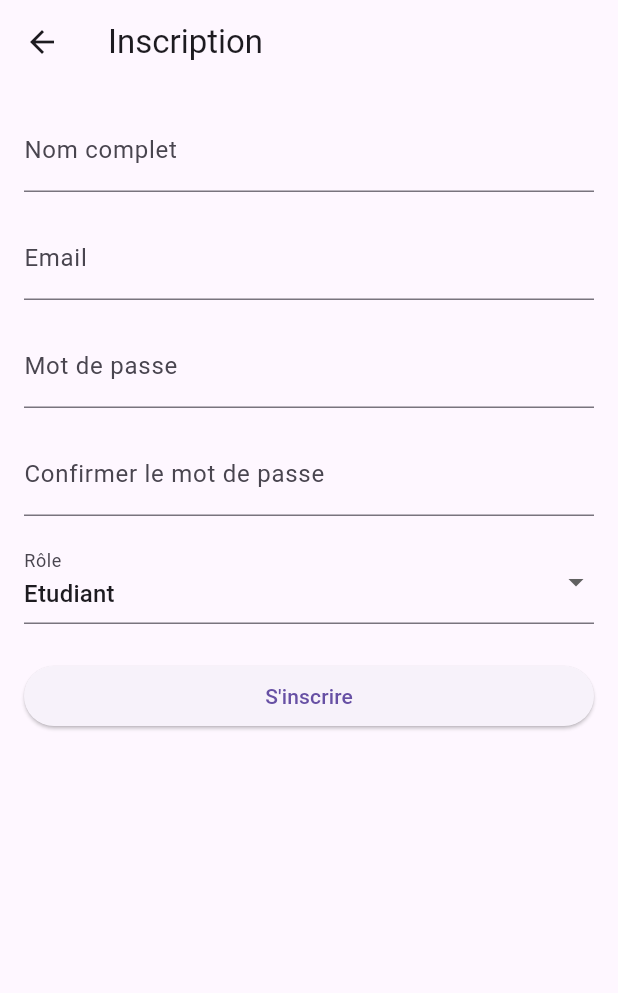
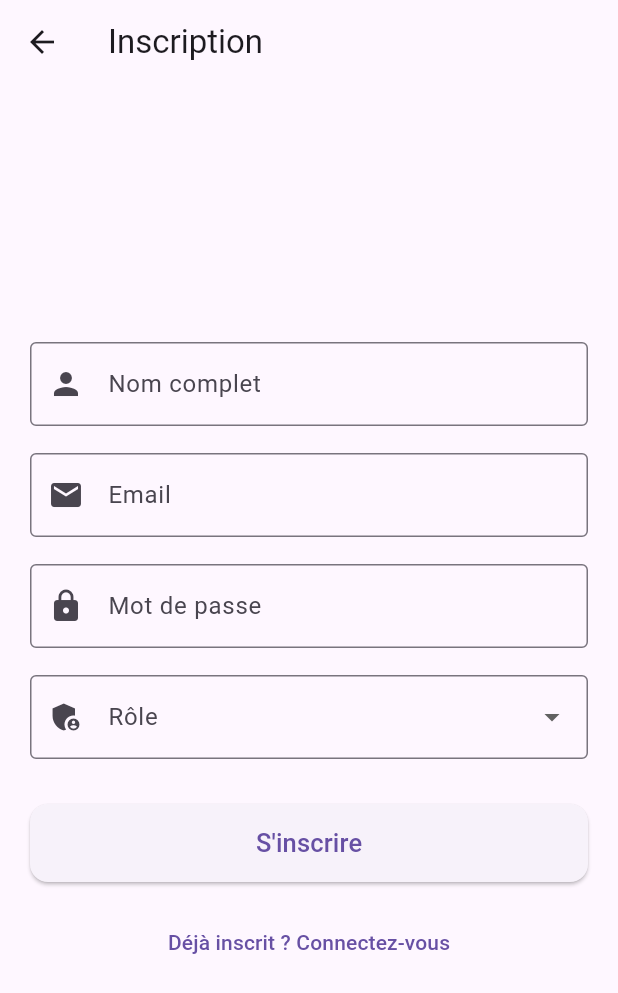
Before and after one commit to SaibiDhia/stage_app, a Flutter app: the RegisterPage screen opened by its route, on a phone screen of 412 x 824 dp. Shown: the top 993 px of the screen. Run offline on Flutter 3.47's test engine with Material 3 defaults, Android fonts, the phone set to English and light mode, and no system bars; our stand-ins replace file_picker, shared_preferences; missing offline and left inert: dart:html; accounts and stored records are empty.

Commit message:
register page adapted for web browser

```diff
--- a/Frontend/lib/screens/register_page.dart
+++ b/Frontend/lib/screens/register_page.dart
@@ -1,143 +1,222 @@
 import 'package:flutter/material.dart';
+import 'package:flutter/foundation.dart'; // kIsWeb
 import 'package:http/http.dart' as http;
 import 'dart:convert';
+import 'package:shared_preferences/shared_preferences.dart';
+import 'package:pfeproject/screens/login_page.dart';
 
 class RegisterPage extends StatefulWidget {
-  const RegisterPage({Key? key}) : super(key: key);
+  const RegisterPage({super.key});
 
   @override
   State<RegisterPage> createState() => _RegisterPageState();
 }
 
 class _RegisterPageState extends State<RegisterPage> {
-  final TextEditingController fullNameController = TextEditingController();
-  final TextEditingController emailController = TextEditingController();
-  final TextEditingController passwordController = TextEditingController();
-  final TextEditingController confirmPasswordController =
-      TextEditingController();
+  final TextEditingController _emailController = TextEditingController();
+  final TextEditingController _passwordController = TextEditingController();
+  final TextEditingController _nameController = TextEditingController();
 
-  String selectedRole = 'ETUDIANT'; // Rôle par défaut
+  String? _selectedRole;
+  final List<String> _roles = ['ETUDIANT', 'ADMIN'];
 
-  bool isLoading = false;
+  bool _isLoading = false;
 
-  Future<void> register() async {
-    final fullName = fullNameController.text.trim();
-    final email = emailController.text.trim();
-    final password = passwordController.text.trim();
-    final confirmPassword = confirmPasswordController.text.trim();
+  Future<void> _register() async {
+    final email = _emailController.text.trim();
+    final password = _passwordController.text.trim();
+    final name = _nameController.text.trim();
 
-    if (fullName.isEmpty ||
-        email.isEmpty ||
+    if (email.isEmpty ||
         password.isEmpty ||
-        confirmPassword.isEmpty) {
+        name.isEmpty ||
+        _selectedRole == null) {
       ScaffoldMessenger.of(context).showSnackBar(
-        const SnackBar(content: Text('Veuillez remplir tous les champs')),
-      );
-      return;
-    }
-
-    if (password != confirmPassword) {
-      ScaffoldMessenger.of(context).showSnackBar(
-        const SnackBar(content: Text('Les mots de passe ne correspondent pas')),
+        const SnackBar(content: Text('Veuillez remplir tous les champs.')),
       );
       return;
     }
 
     setState(() {
-      isLoading = true;
+      _isLoading = true;
     });
 
     try {
+      final baseUrl =
+          kIsWeb ? 'http://192.168.0.127:8081' : 'http://10.0.2.2:8081';
+
       final response = await http.post(
-        Uri.parse('http://10.0.2.2:8081/api/auth/register'),
+        Uri.parse('$baseUrl/api/auth/register'),
         headers: {'Content-Type': 'application/json'},
         body: jsonEncode({
-          'fullName': fullName,
           'email': email,
           'password': password,
-          'role': selectedRole,
+          'fullName': name,
+          'role': _selectedRole,
         }),
       );
 
       if (response.statusCode == 200) {
         ScaffoldMessenger.of(context).showSnackBar(
-          const SnackBar(content: Text('Inscription réussie !')),
+          const SnackBar(
+              content: Text('✅ Inscription réussie. Connectez-vous.')),
         );
-
-        // Rediriger vers la page de connexion
-        Navigator.of(context).pushReplacementNamed('/login');
+        Navigator.of(context).pushReplacement(
+          MaterialPageRoute(builder: (_) => const LoginPage()),
+        );
       } else {
         ScaffoldMessenger.of(context).showSnackBar(
-          SnackBar(content: Text('Erreur: ${response.body}')),
+          SnackBar(
+            content: Text('Erreur ${response.statusCode} : ${response.body}'),
+          ),
         );
       }
     } catch (e) {
+      print("❌ Exception: $e");
       ScaffoldMessenger.of(context).showSnackBar(
-        SnackBar(content: Text('Erreur réseau: $e')),
+        SnackBar(content: Text('Erreur : $e')),
       );
-    } finally {
-      setState(() {
-        isLoading = false;
-      });
     }
+
+    setState(() {
+      _isLoading = false;
+    });
+  }
+
+  @override
+  void dispose() {
+    _emailController.dispose();
+    _passwordController.dispose();
+    _nameController.dispose();
+    super.dispose();
   }
 
   @override
   Widget build(BuildContext context) {
+    return kIsWeb ? _buildWebUI(context) : _buildMobileUI(context);
+  }
+
+  Widget _buildWebUI(BuildContext context) {
     return Scaffold(
-      appBar: AppBar(title: const Text('Inscription')),
-      body: Padding(
-        padding: const EdgeInsets.all(16.0),
-        child: ListView(
-          children: [
-            TextField(
-              controller: fullNameController,
-              decoration: const InputDecoration(labelText: 'Nom complet'),
+      backgroundColor: const Color(0xFFF8F4F8),
+      body: Center(
+        child: SingleChildScrollView(
+          child: Card(
+            elevation: 8,
+            shape:
+                RoundedRectangleBorder(borderRadius: BorderRadius.circular(18)),
+            child: Container(
+              width: 450,
+              padding: const EdgeInsets.all(36),
+              child: Column(
+                mainAxisSize: MainAxisSize.min,
+                children: [
+                  const Icon(Icons.app_registration,
+                      size: 64, color: Colors.deepPurple),
+                  const SizedBox(height: 20),
+                  const Text("Créer un compte",
+                      style:
+                          TextStyle(fontSize: 28, fontWeight: FontWeight.bold)),
+                  const SizedBox(height: 24),
+                  _buildFormFields(),
+                ],
+              ),
             ),
-            const SizedBox(height: 16),
-            TextField(
-              controller: emailController,
-              decoration: const InputDecoration(labelText: 'Email'),
-            ),
-            const SizedBox(height: 16),
-            TextField(
-              controller: passwordController,
-              obscureText: true,
-              decoration: const InputDecoration(labelText: 'Mot de passe'),
-            ),
-            const SizedBox(height: 16),
-            TextField(
-              controller: confirmPasswordController,
-              obscureText: true,
-              decoration:
-                  const InputDecoration(labelText: 'Confirmer le mot de passe'),
-            ),
-            const SizedBox(height: 16),
-            DropdownButtonFormField<String>(
-              value: selectedRole,
-              items: const [
-                DropdownMenuItem(value: 'ETUDIANT', child: Text('Etudiant')),
-                DropdownMenuItem(
-                    value: 'ENCADRANT', child: Text('Encadrant')),
-                DropdownMenuItem(value: 'ADMIN', child: Text('Admin')),
-              ],
-              onChanged: (value) {
-                setState(() {
-                  selectedRole = value!;
-                });
-              },
-              decoration: const InputDecoration(labelText: 'Rôle'),
-            ),
-            const SizedBox(height: 24),
-            ElevatedButton(
-              onPressed: isLoading ? null : register,
-              child: isLoading
-                  ? const CircularProgressIndicator(color: Colors.white)
-                  : const Text('S\'inscrire'),
-            ),
-          ],
+          ),
         ),
       ),
     );
   }
+
+  Widget _buildMobileUI(BuildContext context) {
+    return Scaffold(
+      appBar: AppBar(title: const Text("Inscription")),
+      body: Center(
+        child: SingleChildScrollView(
+          padding: const EdgeInsets.all(20),
+          child: _buildFormFields(),
+        ),
+      ),
+    );
+  }
+
+  Widget _buildFormFields() {
+    return Column(
+      children: [
+        TextField(
+          controller: _nameController,
+          decoration: const InputDecoration(
+            labelText: 'Nom complet',
+            border: OutlineInputBorder(),
+            prefixIcon: Icon(Icons.person),
+          ),
+        ),
+        const SizedBox(height: 18),
+        TextField(
+          controller: _emailController,
+          decoration: const InputDecoration(
+            labelText: 'Email',
+            border: OutlineInputBorder(),
+            prefixIcon: Icon(Icons.email),
+          ),
+          keyboardType: TextInputType.emailAddress,
+        ),
+        const SizedBox(height: 18),
+        TextField(
+          controller: _passwordController,
+          decoration: const InputDecoration(
+            labelText: 'Mot de passe',
+            border: OutlineInputBorder(),
+            prefixIcon: Icon(Icons.lock),
+          ),
+          obscureText: true,
+        ),
+        const SizedBox(height: 18),
+        DropdownButtonFormField<String>(
+          decoration: const InputDecoration(
+            labelText: 'Rôle',
+            border: OutlineInputBorder(),
+            prefixIcon: Icon(Icons.admin_panel_settings),
+          ),
+          value: _selectedRole,
+          items: _roles
+              .map((role) => DropdownMenuItem(
+                    value: role,
+                    child: Text(role == 'ETUDIANT' ? 'Étudiant' : 'Admin'),
+                  ))
+              .toList(),
+          onChanged: (value) {
+            setState(() {
+              _selectedRole = value;
+            });
+          },
+        ),
+        const SizedBox(height: 30),
+        _isLoading
+            ? const CircularProgressIndicator()
+            : SizedBox(
+                width: double.infinity,
+                child: ElevatedButton(
+                  style: ElevatedButton.styleFrom(
+                    padding: const EdgeInsets.symmetric(vertical: 14),
+                    shape: RoundedRectangleBorder(
+                        borderRadius: BorderRadius.circular(12)),
+                  ),
+                  onPressed: _register,
+                  child:
+                      const Text("S'inscrire", style: TextStyle(fontSize: 17)),
+                ),
+              ),
+        const SizedBox(height: 16),
+        TextButton(
+          onPressed: () {
+            Navigator.of(context).pushReplacement(
+              MaterialPageRoute(builder: (_) => const LoginPage()),
+            );
+          },
+          child: const Text("Déjà inscrit ? Connectez-vous"),
+        ),
+      ],
+    );
+  }
 }
```
